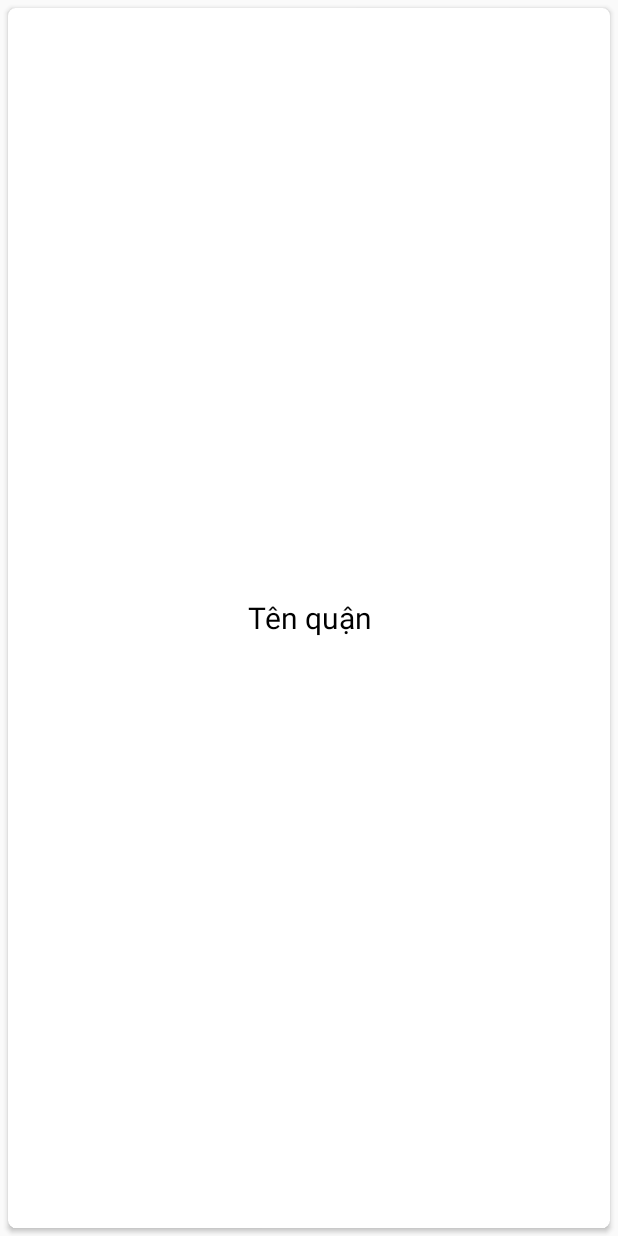
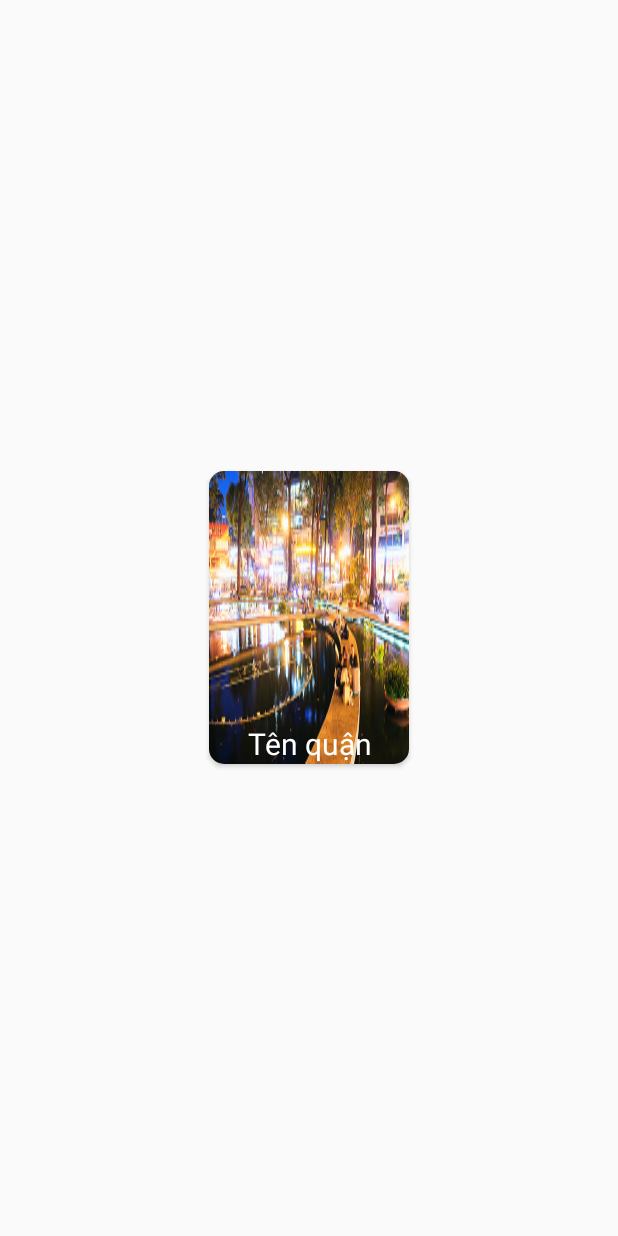
Before and after one commit to duongiabao/Search-and-Share-Rooms-App, an Android app: the layout row_locate.xml on its own in the app's theme, with its tools: preview values and no code run, on a phone screen of 412 x 824 dp. Run offline under Robolectric (Android 15) with nearby library versions, the phone set to English and light mode, and no system bars; network calls fail.

Commit message:
bao commit 3

```diff
--- a/app/src/main/java/util/server.java
+++ b/app/src/main/java/util/server.java
@@ -4,7 +4,7 @@ public class server {
     public static String localhost = "192.168.1.7";
 
     public static String linkPhong ="http://" + localhost + "/finalhost/giatriphong.php?page=";
-
+    public static String linkLocation = "http://" + localhost + "/finalhost/location.php";
 
 
     public static String urlget = "http://"+localhost+"/finalhost/gethost.php";
--- a/app/src/main/res/layout/activity_lien_he.xml
+++ b/app/src/main/res/layout/activity_lien_he.xml
@@ -41,8 +41,6 @@
                 android:layout_height="wrap_content"
                 android:layout_marginBottom="20dp"
                 android:layout_marginTop="40dp"
-
-
                 app:cardBackgroundColor="#00000000 ">
 
                 <TextView
--- a/app/src/main/res/layout/row_locate.xml
+++ b/app/src/main/res/layout/row_locate.xml
@@ -2,33 +2,39 @@
 <LinearLayout
     xmlns:android="http://schemas.android.com/apk/res/android" android:layout_width="match_parent"
     android:layout_height="match_parent"
-    xmlns:app="http://schemas.android.com/apk/res-auto">
+    xmlns:app="http://schemas.android.com/apk/res-auto"
+    android:gravity="center">
+
     <androidx.cardview.widget.CardView
+        android:id="@+id/cardView"
+        android:layout_width="wrap_content"
+        android:layout_height="wrap_content"
         android:layout_margin="5dp"
-        app:cardCornerRadius="5dp"
-        android:id="@+id/cardView"
-        android:layout_width="match_parent"
-        android:layout_height="match_parent">
-        <FrameLayout
-            android:layout_width="match_parent"
-            android:layout_height="match_parent">
-            <LinearLayout
+        app:cardBackgroundColor="#FFFFFF"
+        app:cardCornerRadius="10dp">
+        <LinearLayout
+
+            android:background="@drawable/q3"
+            android:layout_width="wrap_content"
+            android:layout_height="wrap_content"
+            android:gravity="center"
+            android:orientation="vertical">
+
+            <Space
+                android:layout_width="match_parent"
+                android:layout_height="168dp" />
+
+            <TextView
+                android:layout_gravity="center"
+                android:id="@+id/textViewQ"
+                android:layout_width="wrap_content"
+                android:layout_height="wrap_content"
                 android:gravity="center"
-                android:layout_gravity="center"
-                android:orientation="vertical"
-                android:layout_width="match_parent"
-                android:layout_height="wrap_content">
-                <TextView
-                    android:gravity="center"
-                    android:textColor="#000000"
-                    android:text="Tên quận"
-                    android:textSize="20dp"
-                    android:id="@+id/textViewQ"
-                    android:layout_width="wrap_content"
-                    android:layout_height="wrap_content"/>
-            </LinearLayout>
-        </FrameLayout>
+                android:text="Tên quận"
+                android:textColor="#FFFFFF"
+                android:textSize="20dp" />
+        </LinearLayout>
+
 
     </androidx.cardview.widget.CardView>
-
 </LinearLayout>
```
Also changed, not shown: app/src/main/java/UserAdapter/location.java (+9 -4 lines), app/src/main/java/com/example/apprr/MainActivity.java (+45 -0 lines), app/src/main/res/layout/activity_main.xml (+22 -1 lines), app/src/main/res/layout/list_location.xml (+22 -12 lines), app/src/main/res/drawable-xxhdpi/q3.jpg (added).
